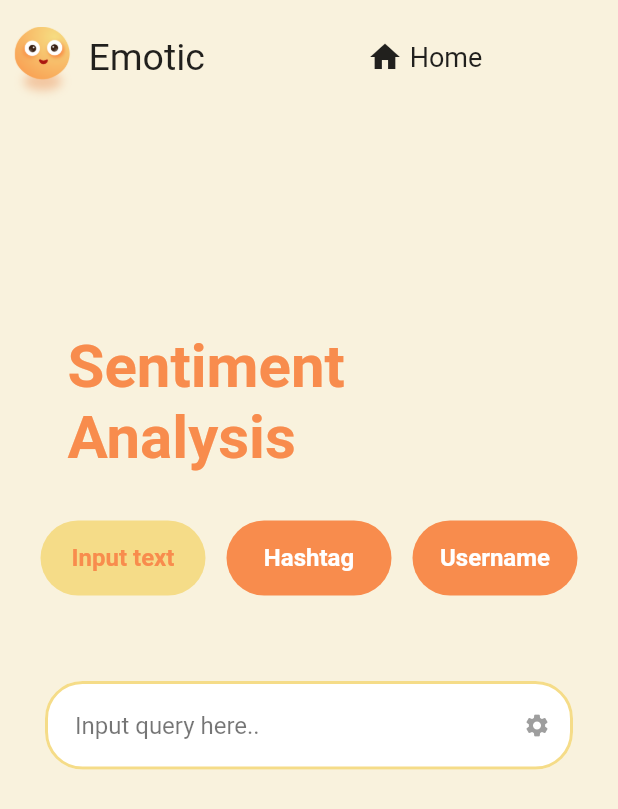
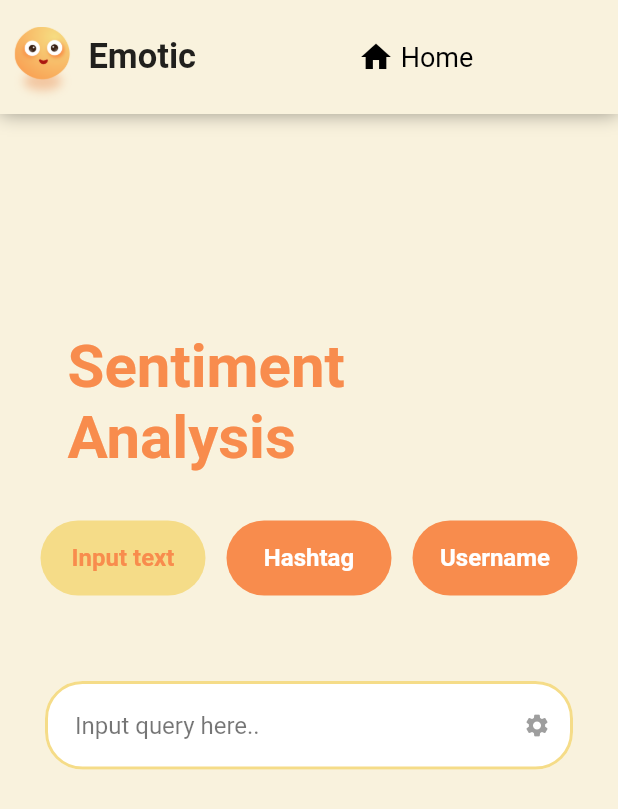
Before and after one commit to sneha-meto/Emotic-Flutter-Flask, a Flutter app: the screen it shows after launch, after a tap on "Sentiment Analysis", on a phone screen of 412 x 824 dp. Shown: the top 809 px of the screen. Run offline on Flutter 3.47's test engine with Material 2 defaults, Android fonts, the phone set to English and light mode, and no system bars; our stand-ins replace auto_size_text, get, pie_chart.

Commit message:
ui modifications

```diff
--- a/lib/Components/nav_bar.dart
+++ b/lib/Components/nav_bar.dart
@@ -1,14 +1,30 @@
+import 'package:emoticflutter/Utilities/color.dart';
 import 'package:emoticflutter/pages/home_view.dart';
 import 'package:flutter/material.dart';
 import 'package:get/route_manager.dart';
 
-class NavBar extends StatelessWidget {
+class NavBar extends StatefulWidget {
   const NavBar({Key? key}) : super(key: key);
 
+  @override
+  State<NavBar> createState() => _NavBarState();
+}
+
+class _NavBarState extends State<NavBar> {
+  Color buttonColor = Colors.black;
   @override
   Widget build(BuildContext context) {
     return Flexible(
       child: Container(
+        decoration: BoxDecoration(
+          color: kPaleYellow,
+          boxShadow: [
+            BoxShadow(
+              color: Colors.black38,
+              blurRadius: 10,
+            ),
+          ],
+        ),
         //height: 100,
         child: Row(
           mainAxisAlignment: MainAxisAlignment.start,
@@ -25,7 +41,10 @@ class NavBar extends StatelessWidget {
                     ),
                     Text(
                       "Emotic",
-                      style: TextStyle(fontSize: 25),
+                      style: TextStyle(
+                          fontSize: 23,
+                          fontWeight: FontWeight.w600,
+                          color: Colors.black87),
                     )
                   ],
                 ),
@@ -41,12 +60,23 @@ class NavBar extends StatelessWidget {
                 onTap: () {
                   Get.to(Home());
                 },
+                onHover: (isHover) {
+                  if (isHover) {
+                    setState(() {
+                      buttonColor = kOrange;
+                    });
+                  } else {
+                    setState(() {
+                      buttonColor = Colors.black;
+                    });
+                  }
+                },
                 child: Row(
                   children: [
-                    Icon(Icons.home),
+                    Icon(Icons.home, color: buttonColor),
                     Text(
                       " Home",
-                      style: TextStyle(fontSize: 18),
+                      style: TextStyle(fontSize: 18, color: buttonColor),
                     ),
                   ],
                 ),
--- a/lib/Pages/home_view.dart
+++ b/lib/Pages/home_view.dart
@@ -26,9 +26,10 @@ class _HomeState extends State<Home> {
                 child: Text(
                   'Emotic',
                   style: TextStyle(
-                    fontSize: 45,
-                    fontWeight: FontWeight.w900,
-                  ),
+                      color: Colors.black87,
+                      fontSize: 45,
+                      fontWeight: FontWeight.w900,
+                      letterSpacing: 3),
                 ),
               ),
               SizedBox(
@@ -68,7 +69,10 @@ List<Widget> pageChildren(context, width) {
           Text(
             'Perform sentiment analysis or emotion analysis and generate an analysis report on input text as well as twitter hashtags and user handles. \n\nPick analysis type to get started!',
             textAlign: TextAlign.center,
-            style: TextStyle(fontSize: 18, color: Colors.black54),
+            style: TextStyle(
+              fontSize: 18,
+              color: Colors.black54,
+            ),
           ),
           SizedBox(
             height: 20,
```
Also changed, not shown: 1 other file.
